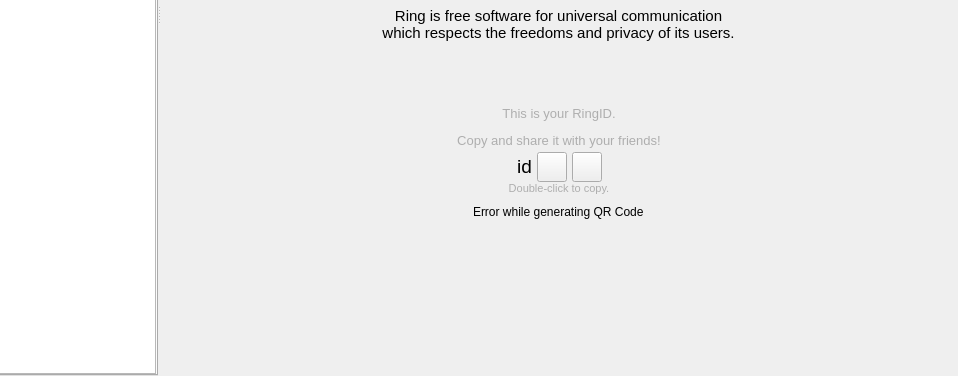
Qt form callwidget.ui (savoirfairelinux/jami-client-windows) before a commit; both pictures show x 170 to 1128 and y 348 to 724 of the 1128 by 724 pixel window.
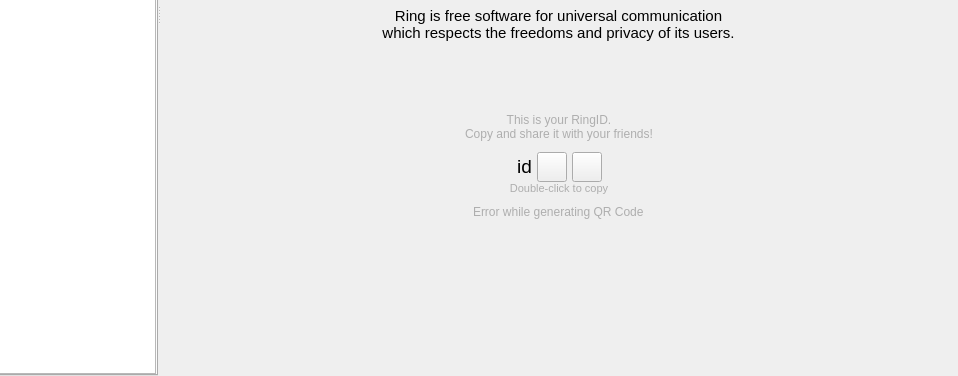
The same form after that commit. Icons and pictures are not drawn. Custom widgets are drawn as their Qt base class.

Commit message:
delete html formating in labels
some labels were formated and styled using HTML,
this was messing with the traductions. Hence the
suppression of it, and replacement with integrated
stylesheet.

The edit to the form file:
```diff
--- a/callwidget.ui
+++ b/callwidget.ui
@@ -640,14 +640,14 @@
                 <item alignment="Qt::AlignHCenter|Qt::AlignVCenter">
                  <widget class="QLabel" name="label1">
                   <property name="sizePolicy">
-                   <sizepolicy hsizetype="Minimum" vsizetype="Minimum">
+                   <sizepolicy hsizetype="MinimumExpanding" vsizetype="Minimum">
                     <horstretch>0</horstretch>
                     <verstretch>0</verstretch>
                    </sizepolicy>
                   </property>
                   <property name="minimumSize">
                    <size>
-                    <width>300</width>
+                    <width>400</width>
                     <height>50</height>
                    </size>
                   </property>
@@ -658,8 +658,15 @@
                     <kerning>true</kerning>
                    </font>
                   </property>
+                  <property name="styleSheet">
+                   <string notr="true">color: #aeaeae</string>
+                  </property>
                   <property name="text">
-                   <string>&lt;html&gt;&lt;head/&gt;&lt;body&gt;&lt;p align=&quot;center&quot;&gt;&lt;span style=&quot; font-size:10pt; color:#aeaeae;&quot;&gt;This is your RingID.&lt;/span&gt;&lt;/p&gt;&lt;p align=&quot;center&quot;&gt;&lt;span style=&quot; font-size:10pt; color:#aeaeae;&quot;&gt;Copy and share it with your friends!&lt;/span&gt;&lt;/p&gt;&lt;/body&gt;&lt;/html&gt;</string>
+                   <string>This is your RingID.
+Copy and share it with your friends!</string>
+                  </property>
+                  <property name="textFormat">
+                   <enum>Qt::PlainText</enum>
                   </property>
                   <property name="alignment">
                    <set>Qt::AlignCenter</set>
@@ -843,17 +850,17 @@
                   </item>
                  </layout>
                 </item>
-                <item alignment="Qt::AlignHCenter|Qt::AlignVCenter">
-                 <widget class="QLabel" name="label2">
+                <item>
+                 <widget class="QLabel" name="copyLabel">
                   <property name="sizePolicy">
-                   <sizepolicy hsizetype="Minimum" vsizetype="Minimum">
+                   <sizepolicy hsizetype="MinimumExpanding" vsizetype="Minimum">
                     <horstretch>0</horstretch>
                     <verstretch>0</verstretch>
                    </sizepolicy>
                   </property>
                   <property name="minimumSize">
                    <size>
-                    <width>300</width>
+                    <width>50</width>
                     <height>0</height>
                    </size>
                   </property>
@@ -862,17 +869,23 @@
                     <pointsize>8</pointsize>
                    </font>
                   </property>
+                  <property name="styleSheet">
+                   <string notr="true">color: #aeaeae</string>
+                  </property>
                   <property name="frameShape">
                    <enum>QFrame::NoFrame</enum>
                   </property>
                   <property name="text">
-                   <string>&lt;html&gt;&lt;head/&gt;&lt;body&gt;&lt;p align=&quot;center&quot;&gt;&lt;span style=&quot; color:#aeaeae;&quot;&gt;Double-click to copy.&lt;/span&gt;&lt;/p&gt;&lt;/body&gt;&lt;/html&gt;</string>
+                   <string>Double-click to copy</string>
+                  </property>
+                  <property name="textFormat">
+                   <enum>Qt::PlainText</enum>
                   </property>
                   <property name="alignment">
                    <set>Qt::AlignCenter</set>
                   </property>
                   <property name="wordWrap">
-                   <bool>true</bool>
+                   <bool>false</bool>
                   </property>
                  </widget>
                 </item>
@@ -894,6 +907,9 @@
                 </item>
                 <item alignment="Qt::AlignHCenter">
                  <widget class="QLabel" name="qrLabel">
+                  <property name="styleSheet">
+                   <string notr="true">color: #aeaeae</string>
+                  </property>
                   <property name="text">
                    <string>Error while generating QR Code</string>
                   </property>
```
Left out of the diff: 11 changed lines with no effect on the pictures.
